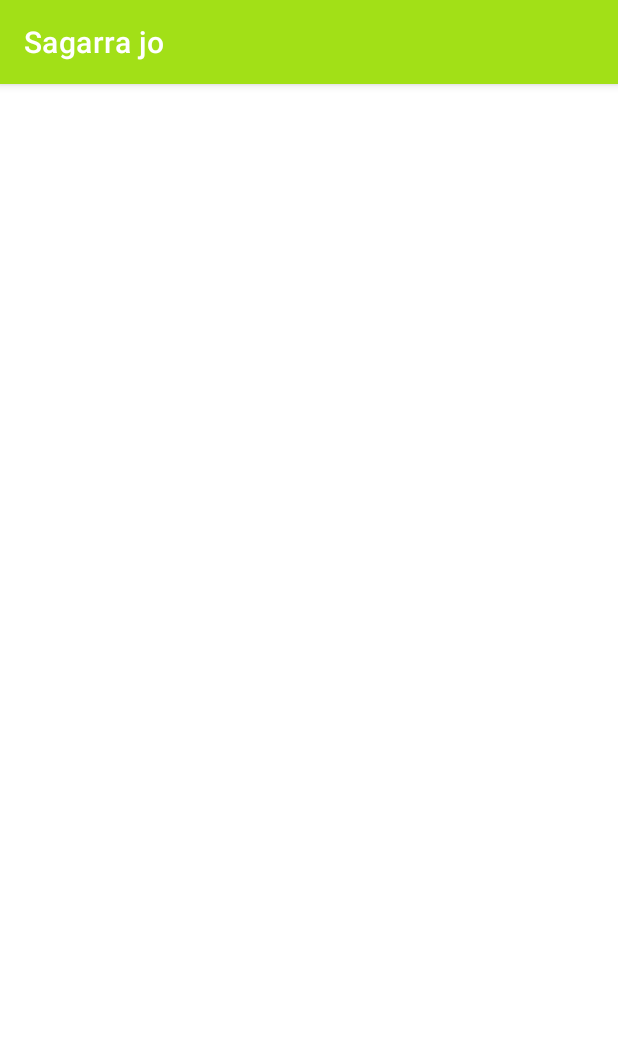
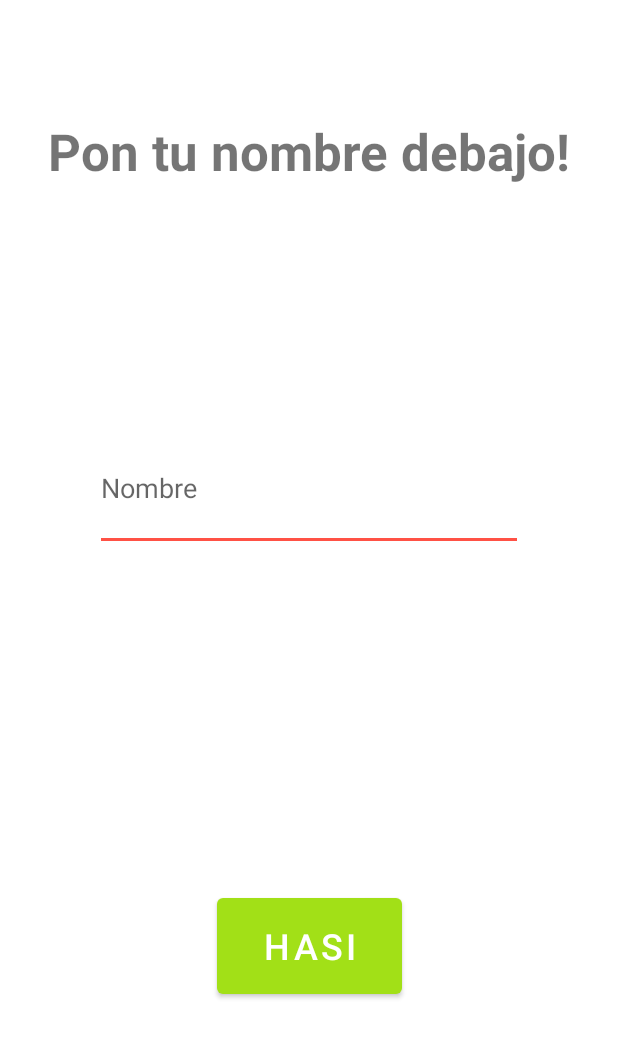
Before and after one commit to Mimenza/DidaktikApp, an Android app: the Activity2_Login screen opened directly, with no data from a screen before it, on a phone screen of 412 x 824 dp. Shown: the top 1038 px of the screen. Run offline under Robolectric (Android 15) with nearby library versions, the phone set to English and light mode, and no system bars.

Commit message:
diseño pantalla login

```diff
--- a/app/build.gradle
+++ b/app/build.gradle
@@ -50,6 +50,7 @@ dependencies {
     implementation 'com.google.android.gms:play-services-maps:18.0.0'
     implementation 'androidx.legacy:legacy-support-v4:1.0.0'
     implementation 'com.google.firebase:firebase-firestore:24.0.0'
+    implementation 'com.google.firebase:firebase-auth:21.0.1'
     testImplementation 'junit:junit:4.+'
     androidTestImplementation 'androidx.test.ext:junit:1.1.3'
     androidTestImplementation 'androidx.test.espresso:espresso-core:3.4.0'
--- a/app/src/main/java/com/example/didaktikapp/activities/Activity1_Principal.kt
+++ b/app/src/main/java/com/example/didaktikapp/activities/Activity1_Principal.kt
@@ -30,8 +30,8 @@ class Activity1_Principal : AppCompatActivity() {
         val db: FirebaseFirestore = FirebaseFirestore.getInstance()
 
         super.onCreate(savedInstanceState)
+        setContentView(R.layout.activity1_principal)
         getSupportActionBar()?.hide()
-        setContentView(R.layout.activity1_principal)
         getWindow().getDecorView().setSystemUiVisibility(View.SYSTEM_UI_FLAG_LIGHT_STATUS_BAR)
 
         binding = Activity1PrincipalBinding.inflate(layoutInflater)
@@ -48,6 +48,12 @@ class Activity1_Principal : AppCompatActivity() {
 
             binding.btn1Cargar.setOnClickListener() {
                 ocultartodo()
+            }
+
+            binding.btn1Nuevo.setOnClickListener(){
+
+                var i = Intent(this, Activity2_Login::class.java)
+                startActivity(i)
             }
 
         }
@@ -101,6 +107,7 @@ class Activity1_Principal : AppCompatActivity() {
 
     fun getData(db: FirebaseFirestore) {
 
+
         db.collection("Usuarios")
             .get()
             .addOnCompleteListener { task ->
--- a/app/src/main/java/com/example/didaktikapp/activities/Activity2_Login.kt
+++ b/app/src/main/java/com/example/didaktikapp/activities/Activity2_Login.kt
@@ -2,11 +2,14 @@ package com.example.didaktikapp.activities
 
 import androidx.appcompat.app.AppCompatActivity
 import android.os.Bundle
+import android.view.View
 import com.example.didaktikapp.R
 
 class Activity2_Login : AppCompatActivity() {
     override fun onCreate(savedInstanceState: Bundle?) {
         super.onCreate(savedInstanceState)
         setContentView(R.layout.activity2_login)
+        getSupportActionBar()?.hide()
+        getWindow().getDecorView().setSystemUiVisibility(View.SYSTEM_UI_FLAG_LIGHT_STATUS_BAR)
     }
 }
--- a/app/src/main/res/layout/activity2_login.xml
+++ b/app/src/main/res/layout/activity2_login.xml
@@ -6,4 +6,43 @@
     android:layout_height="match_parent"
     tools:context=".activities.Activity2_Login">
 
+    <TextView
+        android:id="@+id/txtv_2_titulo"
+        android:layout_width="wrap_content"
+        android:layout_height="wrap_content"
+        android:hint="@string/introducirnombre"
+        android:text="@string/introducirnombre"
+        android:textAlignment="center"
+        android:textSize="34sp"
+        android:textStyle="bold"
+        app:layout_constraintBottom_toBottomOf="parent"
+        app:layout_constraintEnd_toEndOf="parent"
+        app:layout_constraintStart_toStartOf="parent"
+        app:layout_constraintTop_toTopOf="parent"
+        app:layout_constraintVertical_bias="0.1" />
+
+    <Button
+        android:id="@+id/btn1_hasi"
+        android:layout_width="123dp"
+        android:layout_height="76dp"
+        android:text="@string/btnhasi"
+        android:textSize="24sp"
+        app:layout_constraintBottom_toBottomOf="parent"
+        app:layout_constraintEnd_toEndOf="parent"
+        app:layout_constraintStart_toStartOf="parent"
+        app:layout_constraintTop_toTopOf="parent"
+        app:layout_constraintVertical_bias="0.792" />
+
+    <EditText
+        android:id="@+id/txt2_nombre"
+        android:layout_width="285dp"
+        android:layout_height="84dp"
+        android:ems="10"
+        android:hint="@string/inputnombre"
+        android:inputType="textPersonName"
+        app:layout_constraintBottom_toBottomOf="parent"
+        app:layout_constraintEnd_toEndOf="parent"
+        app:layout_constraintStart_toStartOf="parent"
+        app:layout_constraintTop_toTopOf="parent"
+        app:layout_constraintVertical_bias="0.383" />
 </androidx.constraintlayout.widget.ConstraintLayout>
--- a/app/src/main/res/values/strings.xml
+++ b/app/src/main/res/values/strings.xml
@@ -10,4 +10,8 @@
     <string name="btnhasi">Hasi</string>
     <string name="btncargar">Cargar</string>
     <string name="btnnueva">Empezar</string>
+
+    <!--LOGIN-->
+    <string name="inputnombre">Nombre</string>
+    <string name="introducirnombre">Pon tu nombre debajo!</string>
 </resources>
```
